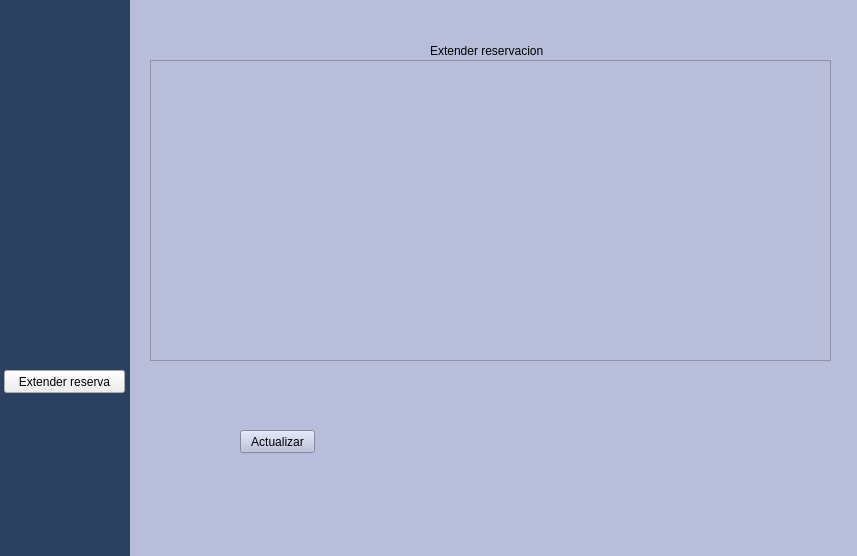
Qt form cliente.ui (FernandoHS-0/ProyectoIS2) before a commit.
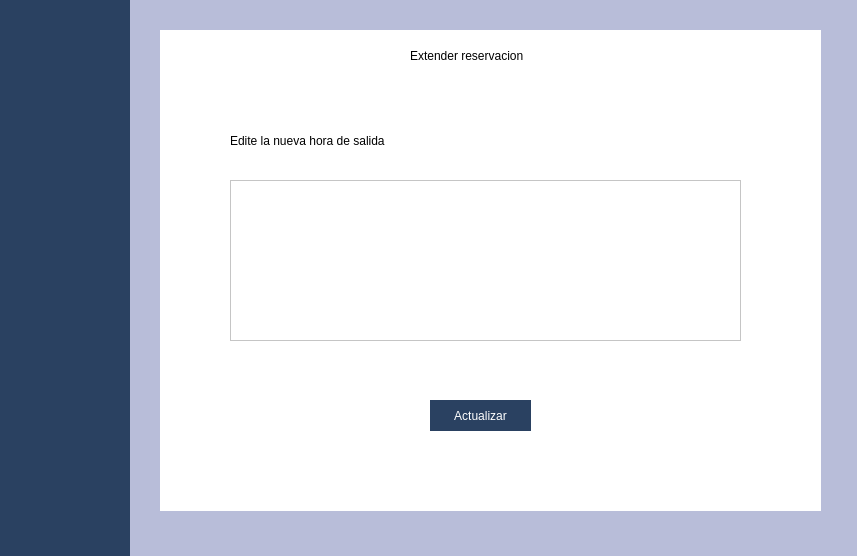
The same form after that commit. Icons and pictures are not drawn.

```diff
--- a/cliente.ui
+++ b/cliente.ui
@@ -80,7 +80,7 @@
    <property name="geometry">
     <rect>
      <x>20</x>
-     <y>230</y>
+     <y>350</y>
      <width>91</width>
      <height>81</height>
     </rect>
@@ -396,41 +396,99 @@
    </widget>
    <widget class="QWidget" name="page_2"/>
    <widget class="QWidget" name="widget_3">
-    <widget class="QLabel" name="label_5">
+    <widget class="QWidget" name="widget_4" native="true">
      <property name="geometry">
       <rect>
-       <x>300</x>
-       <y>10</y>
-       <width>291</width>
-       <height>81</height>
+       <x>30</x>
+       <y>30</y>
+       <width>661</width>
+       <height>481</height>
       </rect>
      </property>
-     <property name="text">
-      <string>Extender reservacion</string>
+     <property name="styleSheet">
+      <string notr="true">QWidget{
+	background-color: white;
+}
+
+QLabel{
+	font: 12pt &quot;Corbel&quot;;
+	color: black,
+}
+
+QLineEdit{
+	border: 1px solid #A1C1E6;
+}
+
+QTimeEdit{
+	border: 1px solid #A1C1E6;
+	font: 10pt &quot;Corbel&quot;;
+}
+
+QCalendarWidget{
+	border: 1px solid #A1C1E6;
+}</string>
      </property>
-    </widget>
-    <widget class="QTableWidget" name="tableWidget">
-     <property name="geometry">
-      <rect>
-       <x>20</x>
-       <y>60</y>
-       <width>681</width>
-       <height>301</height>
-      </rect>
-     </property>
-    </widget>
-    <widget class="QPushButton" name="Actualizar">
-     <property name="geometry">
-      <rect>
-       <x>110</x>
-       <y>430</y>
-       <width>75</width>
-       <height>23</height>
-      </rect>
-     </property>
-     <property name="text">
-      <string>Actualizar</string>
-     </property>
+     <widget class="QTableWidget" name="tableWidget">
+      <property name="geometry">
+       <rect>
+        <x>70</x>
+        <y>150</y>
+        <width>511</width>
+        <height>161</height>
+       </rect>
+      </property>
+     </widget>
+     <widget class="QPushButton" name="Actualizar">
+      <property name="geometry">
+       <rect>
+        <x>270</x>
+        <y>370</y>
+        <width>101</width>
+        <height>31</height>
+       </rect>
+      </property>
+      <property name="styleSheet">
+       <string notr="true">QPushButton{
+	background-color: #2A4161;
+	color: white;
+	font: 10pt &quot;Corbel&quot;;
+	border: none;
+}
+
+QPushButton:Hover{
+	background-color: #C2C9F2;
+}</string>
+      </property>
+      <property name="text">
+       <string>Actualizar</string>
+      </property>
+     </widget>
+     <widget class="QLabel" name="label_5">
+      <property name="geometry">
+       <rect>
+        <x>250</x>
+        <y>0</y>
+        <width>141</width>
+        <height>51</height>
+       </rect>
+      </property>
+      <property name="text">
+       <string>Extender reservacion</string>
+      </property>
+     </widget>
+     <widget class="QLabel" name="label_6">
+      <property name="geometry">
+       <rect>
+        <x>70</x>
+        <y>80</y>
+        <width>211</width>
+        <height>61</height>
+       </rect>
+      </property>
+      <property name="text">
+       <string>Edite la nueva hora de salida </string>
+      </property>
+     </widget>
     </widget>
    </widget>
   </widget>
@@ -463,14 +521,27 @@
   <widget class="QPushButton" name="pushButton">
    <property name="geometry">
     <rect>
-     <x>4</x>
-     <y>370</y>
+     <x>0</x>
+     <y>220</y>
      <width>121</width>
-     <height>23</height>
+     <height>121</height>
     </rect>
    </property>
+   <property name="styleSheet">
+    <string notr="true">QPushButton{
+	background-color: rgba(0,0,0,0);
+	border: none;
+	image: url(:/img/img/extender.png);
+}
+
+QPushButton:Hover{
+	background-color: rgba(0,0,0,0);
+	border: none;
+	image: url(:/img/img/extender_hover.png);
+}</string>
+   </property>
    <property name="text">
-    <string>Extender reserva</string>
+    <string/>
    </property>
   </widget>
  </widget>
```
